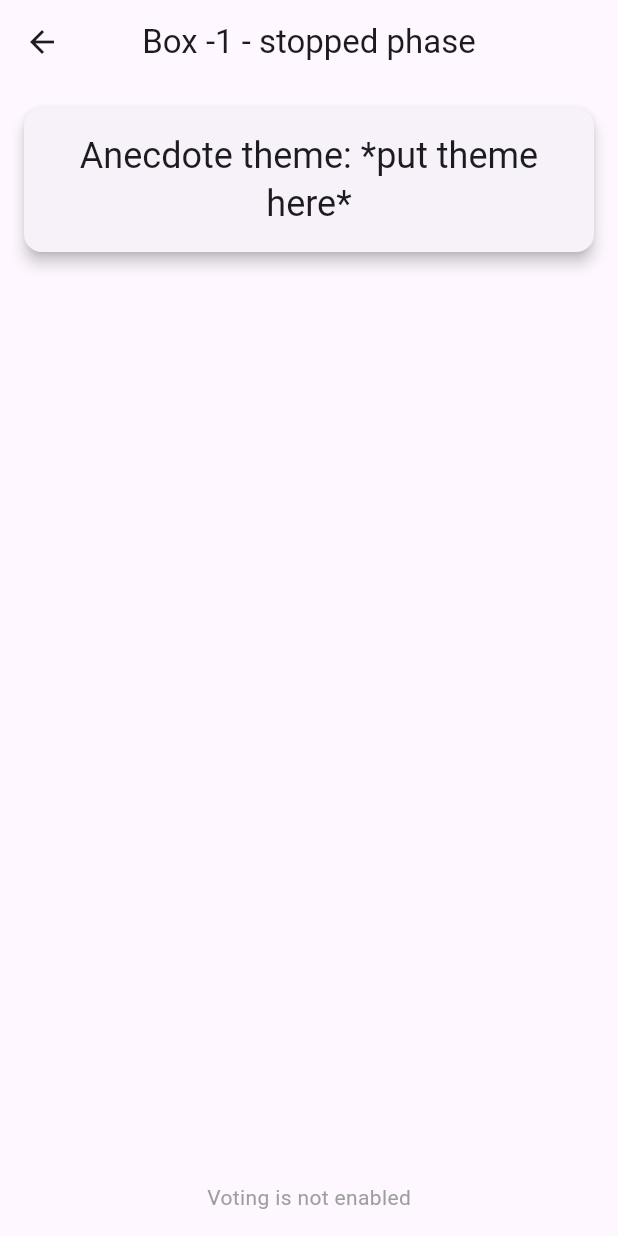
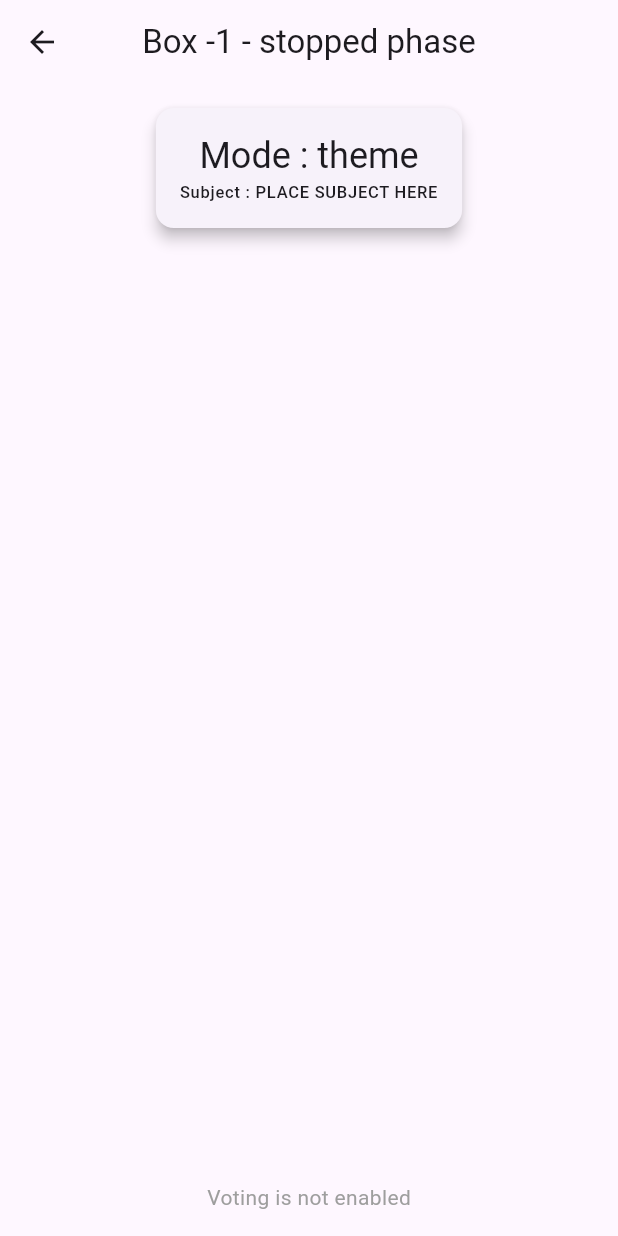
Before and after one commit to ThibBer/anec.fun, a Flutter app: the VotePage screen opened by its route, on a phone screen of 412 x 824 dp. Run offline on Flutter 3.47's test engine with Material 3 defaults, Android fonts, the phone set to English and light mode, and no system bars; our stand-ins replace lottie; missing offline and left inert: nfc_manager; generated files the repository leaves out were written again.

Commit message:
Add support for game mode

```diff
--- a/mobile-app/lib/src/core/models/command.dart
+++ b/mobile-app/lib/src/core/models/command.dart
@@ -32,6 +32,8 @@ abstract class Command {
         return VoteResult(boxId);
       case 'AnnecdotTeller':
         return AnnecdotTeller(boxId);
+      case 'GameModeChanged':
+        return GameModeChanged(boxId, json["message"]);
       default:
         throw UnsupportedError('Unknown command type: $commandType');
     }
@@ -91,3 +93,9 @@ class VoteResult extends Command {
 class AnnecdotTeller extends Command {
   AnnecdotTeller(super.boxId);
 }
+
+class GameModeChanged extends Command {
+  final String gameMode;
+
+  GameModeChanged(super.boxId, this.gameMode);
+}
--- a/mobile-app/lib/src/core/models/game.dart
+++ b/mobile-app/lib/src/core/models/game.dart
@@ -39,6 +39,8 @@ class Game extends ChangeNotifier {
 
   String annecdotTellerId = "";
 
+  GameMode mode = GameMode.theme;
+
   /// The current state of the game.
   GameState state = GameState.stopped;
 
@@ -50,6 +52,12 @@ class Game extends ChangeNotifier {
   /// Updates the current state of the game.
   void updateState(GameState newState) {
     state = newState;
+    notifyListeners();
+  }
+
+  /// Updates the current mode of the game.
+  void updateMode(GameMode newMode) {
+    mode = newMode;
     notifyListeners();
   }
 
--- a/mobile-app/lib/src/core/services/web_socket_connection.dart
+++ b/mobile-app/lib/src/core/services/web_socket_connection.dart
@@ -137,11 +137,12 @@ class WebSocketConnection {
       }
     } else if (command is StickExploded) {
       game.stickExploded = true;
-
     } else if (command is VoteResult) {
       game.updateScores(json['message']);
     } else if (command is AnnecdotTeller) {
       game.annecdotTellerId = json['senderUniqueId'];
+    } else if (command is GameModeChanged) {
+      game.updateMode(GameMode.values.byName(command.gameMode.toLowerCase()));
     } else {
       onError("Unknown command received: $command");
     }
--- a/mobile-app/lib/src/core/utils/constants.dart
+++ b/mobile-app/lib/src/core/utils/constants.dart
@@ -8,3 +8,8 @@ enum GameState {
   scores,
   stickExploded
 }
+
+enum GameMode {
+  theme,
+  emotion
+}
--- a/mobile-app/lib/src/features/voting/vote_page.dart
+++ b/mobile-app/lib/src/features/voting/vote_page.dart
@@ -64,10 +64,19 @@ class VotePageState extends State<VotePage> {
                     margin: const EdgeInsets.only(bottom: 20),
                     child: Padding(
                       padding: const EdgeInsets.all(16.0),
-                      child: Text(
-                        "Anecdote theme: *put theme here*",
-                        style: Theme.of(context).textTheme.headlineSmall,
-                        textAlign: TextAlign.center,
+                      child: Column(
+                        children: [
+                          Text(
+                            "Mode : ${voteController.game.mode.name}",
+                            style: Theme.of(context).textTheme.headlineSmall,
+                            textAlign: TextAlign.center,
+                          ),
+                          Text(
+                            "Subject : PLACE SUBJECT HERE",
+                            style: Theme.of(context).textTheme.labelSmall,
+                            textAlign: TextAlign.center,
+                          )
+                        ],
                       ),
                     ),
                   ),
```
